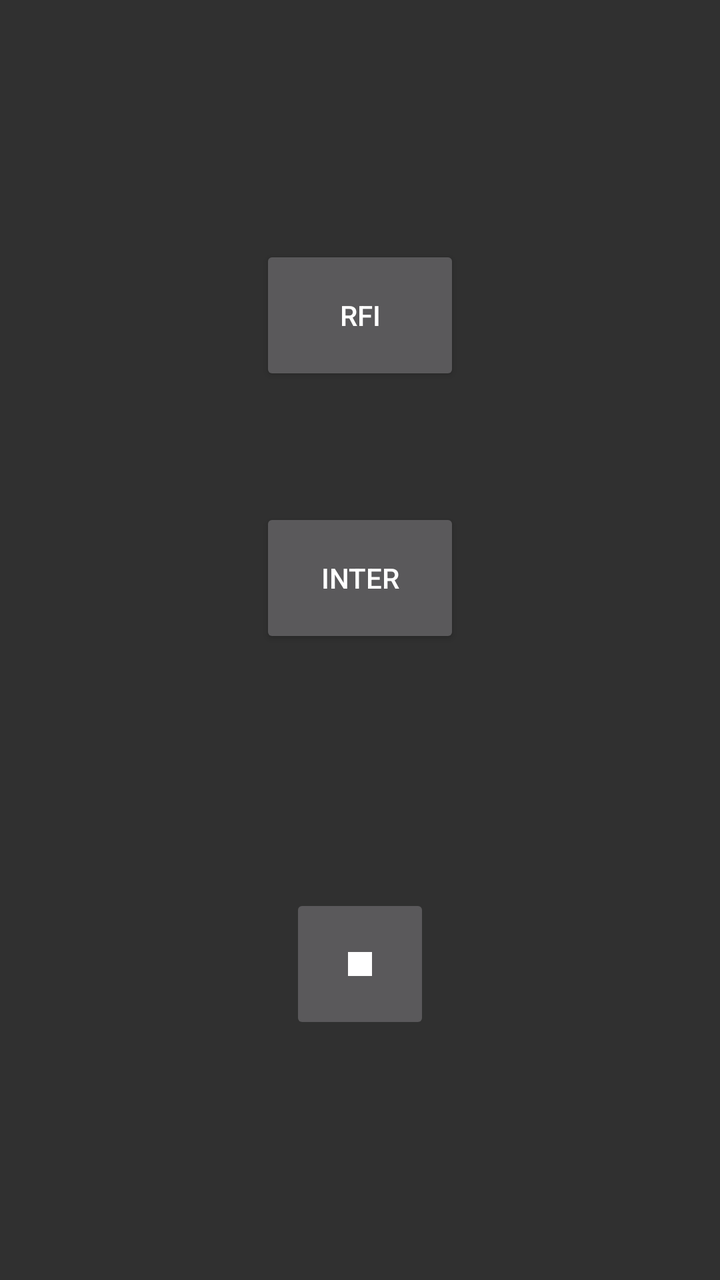
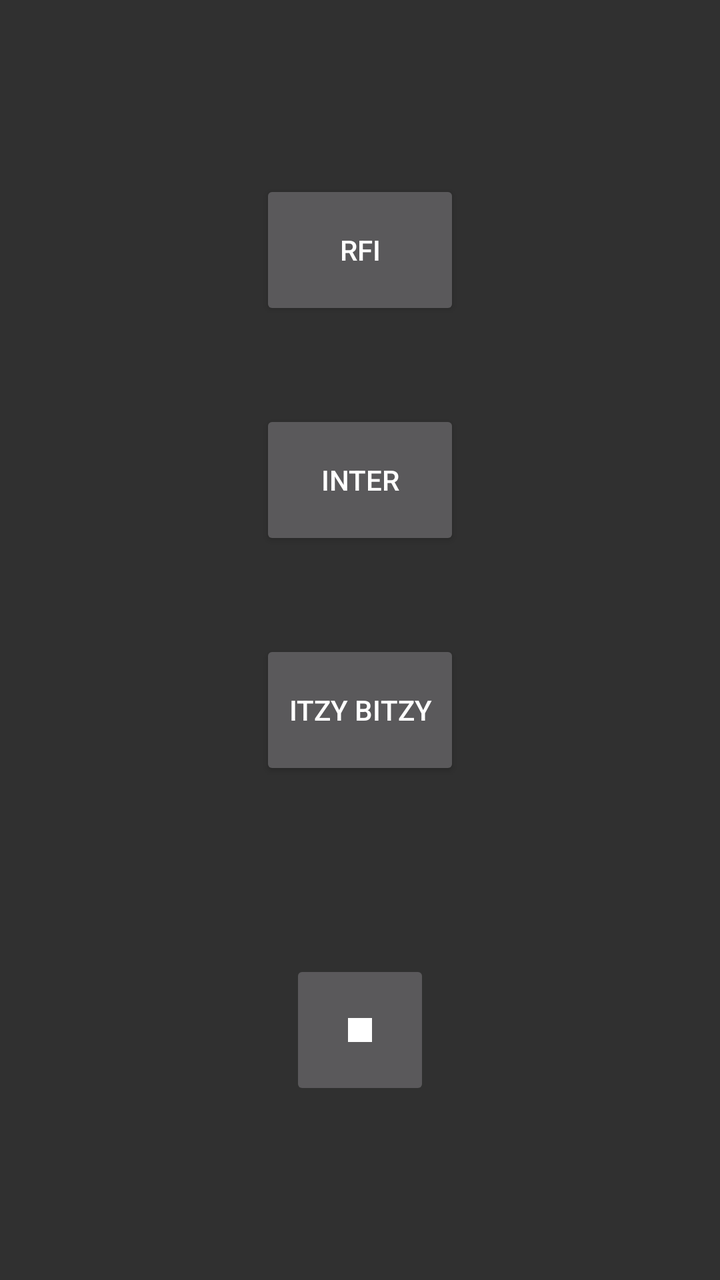

Compare the two renders of this Android layout. The source of the first and the diff that turns it into the second are given below.
<!-- AndroidManifest.xml: application theme AppTheme -->
<!-- res/layout/content_main.xml -->
<?xml version="1.0" encoding="utf-8"?>
<LinearLayout xmlns:android="http://schemas.android.com/apk/res/android"
        xmlns:tools="http://schemas.android.com/tools"
        android:layout_width="match_parent"
        android:layout_height="match_parent"
        android:gravity="center_horizontal"
        android:orientation="vertical"
        tools:context=".MainActivity"
        tools:showIn="@layout/activity_main">

    <Space
            android:layout_width="match_parent"
            android:layout_height="0dp"
            android:layout_weight="1" />

    <Button
            android:id="@+id/buttonPlay128"
            android:layout_width="@dimen/button_width"
            android:layout_height="@dimen/button_height"
            android:onClick="onClick"
            android:text="@string/rfi" />

    <Space
            android:layout_width="match_parent"
            android:layout_height="0dp"
            android:layout_weight="0.5" />

    <Button
            android:id="@+id/buttonFranceInter"
            android:layout_width="@dimen/button_width"
            android:layout_height="@dimen/button_height"
            android:onClick="onClick"
            android:text="@string/inter" />

    <Space
            android:layout_width="match_parent"
            android:layout_height="0dp"
            android:layout_weight="1" />

    <ImageButton
            android:id="@+id/buttonStop"
            android:layout_width="@dimen/button_height"
            android:layout_height="@dimen/button_height"
            android:onClick="onClick"
            android:contentDescription="@string/stop"
            android:src="@drawable/ic_stop" />

    <Space
            android:layout_width="match_parent"
            android:layout_height="0dp"
            android:layout_weight="1" />

</LinearLayout>
<!-- res/layout/activity_main.xml (included above) -->
<?xml version="1.0" encoding="utf-8"?>
<androidx.coordinatorlayout.widget.CoordinatorLayout
        xmlns:android="http://schemas.android.com/apk/res/android"
        xmlns:app="http://schemas.android.com/apk/res-auto"
        xmlns:tools="http://schemas.android.com/tools"
        android:layout_width="match_parent"
        android:layout_height="match_parent"
        android:fitsSystemWindows="true"
        app:layout_behavior="@string/appbar_scrolling_view_behavior"
        tools:context=".MainActivity">

    <com.google.android.material.appbar.AppBarLayout
            android:layout_height="wrap_content"
            android:layout_width="match_parent"
            android:theme="@style/AppTheme.AppBarOverlay">

        <androidx.appcompat.widget.Toolbar
                android:id="@+id/toolbar"
                android:layout_width="match_parent"
                android:layout_height="?attr/actionBarSize"
                android:background="?attr/colorPrimary"
                app:title="@string/app_name"
                app:popupTheme="@style/AppTheme.PopupOverlay" />

    </com.google.android.material.appbar.AppBarLayout>

    <include
            android:id="@+id/include"
            layout="@layout/content_main"
            android:layout_width="match_parent"
            android:layout_height="match_parent"
            android:layout_marginTop="?android:attr/actionBarSize" />


</androidx.coordinatorlayout.widget.CoordinatorLayout>
<!-- resources referenced by this layout -->
<resources>
  <dimen name="button_height">70dp</dimen>
  <dimen name="button_width">100dp</dimen>
  <!-- drawable ic_stop (drawable) -->
  <vector android:height="24dp" android:tint="#FFFFFF"
      android:viewportHeight="24" android:viewportWidth="24"
      android:width="24dp" xmlns:android="http://schemas.android.com/apk/res/android">
      <path android:fillColor="@android:color/white" android:pathData="M6,6h12v12H6z"/>
  </vector>
  <string name="app_name">Radio</string>
  <string name="inter">Inter</string>
  <string name="rfi">RFI</string>
  <string name="stop">Stop</string>
  <style name="AppTheme.AppBarOverlay" parent="ThemeOverlay.AppCompat.Dark.ActionBar" />
  <style name="AppTheme.PopupOverlay" parent="ThemeOverlay.AppCompat.Light" />
  <style name="AppTheme" parent="Theme.AppCompat">
          
          <item name="colorPrimary">@color/colorPrimary</item>
          <item name="colorPrimaryDark">@color/colorPrimaryDark</item>
          <item name="colorAccent">@color/colorAccent</item>
      </style>
  <color name="colorPrimary">#D00009</color>
  <color name="colorPrimaryDark">#A00009</color>
  <color name="colorAccent">#FFC107</color>
</resources>

<!-- the commit's change to res/layout/content_main.xml (unified diff, before → after) -->
@@ -14,7 +14,7 @@
             android:layout_weight="1" />
 
     <Button
-            android:id="@+id/buttonPlay128"
+            android:id="@+id/buttonPlayRfi"
             android:layout_width="@dimen/button_width"
             android:layout_height="@dimen/button_height"
             android:onClick="onClick"
@@ -31,6 +31,17 @@
             android:layout_height="@dimen/button_height"
             android:onClick="onClick"
             android:text="@string/inter" />
+ <Space
+            android:layout_width="match_parent"
+            android:layout_height="0dp"
+            android:layout_weight="0.5" />
+
+    <Button
+            android:id="@+id/buttonItzyBitzy"
+            android:layout_width="@dimen/button_width"
+            android:layout_height="@dimen/button_height"
+            android:onClick="onClick"
+            android:text="@string/itzy_bitzy" />
 
     <Space
             android:layout_width="match_parent"
<!-- resource entries referenced after the edit -->
@@ -10,6 +10,7 @@
   </vector>
   <string name="app_name">Radio</string>
   <string name="inter">Inter</string>
+  <string name="itzy_bitzy">Itzy Bitzy</string>
   <string name="rfi">RFI</string>
   <string name="stop">Stop</string>
   <style name="AppTheme.AppBarOverlay" parent="ThemeOverlay.AppCompat.Dark.ActionBar" />
